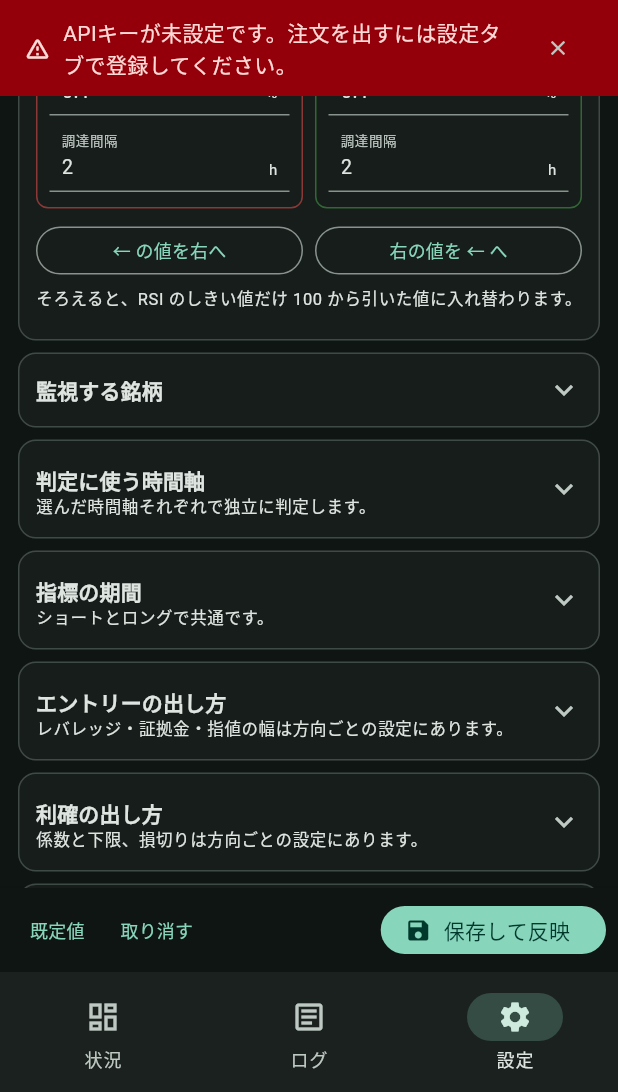
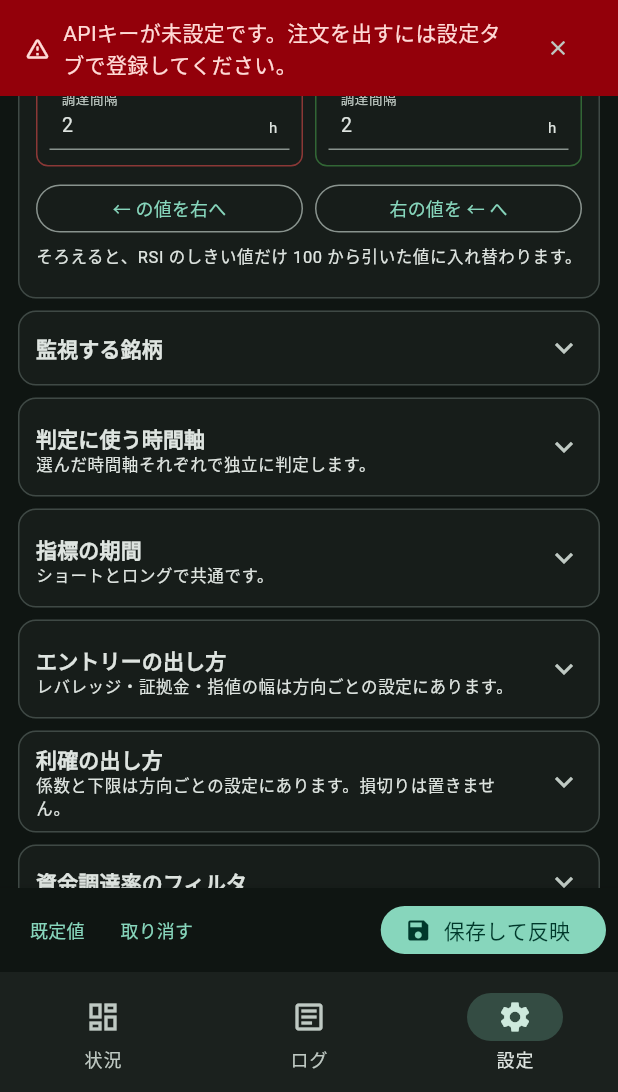
Before and after one commit to PG-Darksan/mexc-bot, a Flutter app: the screen it shows after launch, item 3 of the bottom bar chosen, scrolled down 576 dp, after a tap on "← の値を右へ", on a phone screen of 412 x 824 dp, the part 144-1236 px from its top. Run offline on Flutter 3.47's test engine with Material 3 defaults, Android fonts, the phone set to English and light mode, and no system bars; our stand-ins replace flutter_secure_storage, shared_preferences; missing offline and left inert: tray_manager, window_manager; accounts and stored records are empty.

Commit message:
損切りをやめる
設定項目ごと外した。建玉に stopLossPrice は付けず、発注にも渡さない。
1倍で追証が出ないので、逆行しても利確まで持つ。備えは1回あたりの
証拠金を小さくすることで取る。

Co-Authored-By: Claude Opus 5 (1M context) <noreply@anthropic.com>

```diff
--- a/app/lib/src/ui/dashboard_page.dart
+++ b/app/lib/src/ui/dashboard_page.dart
@@ -361,10 +361,6 @@ class _SideConditions extends StatelessWidget {
               'EMA(${config.emaPeriod})乖離 × ${side.takeProfitFactor}',
             ),
             _Condition(
-              '損切り',
-              side.stopLossEnabled ? '${side.stopLossPercent}%' : 'なし',
-            ),
-            _Condition(
               '建玉',
               '${side.marginPerTradeUsdt} USDT × ${side.leverage} 倍',
             ),
--- a/app/lib/src/ui/positions_page.dart
+++ b/app/lib/src/ui/positions_page.dart
@@ -104,8 +104,6 @@ class OpenPositionsList extends StatelessWidget {
                     _Field('建値', formatPrice(p.entryPrice)),
                     _Field('現在値', formatPrice(mark)),
                     _Field('利確目標', formatPrice(p.takeProfitPrice)),
-                    if (p.stopLossPrice != null)
-                      _Field('損切り', formatPrice(p.stopLossPrice)),
                     _Field('数量', '${p.vol} 枚'),
                     _Field('名目', '${p.notional.toStringAsFixed(2)} USDT'),
                     _Field('検知時EMA', formatPrice(p.emaAtSignal)),
--- a/app/lib/src/ui/settings_page.dart
+++ b/app/lib/src/ui/settings_page.dart
@@ -333,7 +333,7 @@ class _SettingsPageState extends State<SettingsPage> {
                   ),
                   _CompactSwitch(
                     label: '分離マージンを使う',
-                    subtitle: '切るとクロスマージン。損切りを置かない運用では分離を推奨。',
+                    subtitle: '切るとクロスマージン。損切りを置かないので分離を推奨。',
                     value: draft.useIsolatedMargin,
                     onChanged: (v) =>
                         _update((c) => c.copyWith(useIsolatedMargin: v)),
@@ -343,7 +343,7 @@ class _SettingsPageState extends State<SettingsPage> {
 
               _Section(
                 title: '利確の出し方',
-                description: '係数と下限、損切りは方向ごとの設定にあります。',
+                description: '係数と下限は方向ごとの設定にあります。損切りは置きません。',
                 children: [
                   _CompactSwitch(
                     label: '発注と同時に利確を取引所へ預ける',
@@ -688,19 +688,6 @@ class _SideCard extends StatelessWidget {
               onChanged: (v) =>
                   onChanged(side.copyWith(bandBreakoutPercent: v)),
             ),
-          _MiniSwitch(
-            label: '損切り',
-            value: side.stopLossEnabled,
-            onChanged: (v) => onChanged(side.copyWith(stopLossEnabled: v)),
-          ),
-          if (side.stopLossEnabled)
-            _NumberField(
-              label: '損切り幅',
-              suffix: '%',
-              value: side.stopLossPercent,
-              dense: true,
-              onChanged: (v) => onChanged(side.copyWith(stopLossPercent: v)),
-            ),
           if (showFunding) ...[
             _NumberField(
               label: '調達負担',
--- a/packages/mexc_core/lib/src/engine/bot_engine.dart
+++ b/packages/mexc_core/lib/src/engine/bot_engine.dart
@@ -434,7 +434,6 @@ class BotEngine {
           positionId: match.positionId,
           vol: current.vol,
           takeProfitPrice: current.takeProfitPrice,
-          stopLossPrice: current.stopLossPrice,
         );
         _log(BotEvent.info(
           '${position.symbol}: 建玉に利確 ${current.takeProfitPrice} を設定しました',
--- a/packages/mexc_core/lib/src/models/signal.dart
+++ b/packages/mexc_core/lib/src/models/signal.dart
@@ -189,7 +189,6 @@ class ManagedPosition {
     required this.deviationAtSignal,
     required this.takeProfitPrice,
     required this.status,
-    this.stopLossPrice,
     this.exchangeOrderId,
     this.exchangePositionId,
     this.closedAt,
@@ -217,7 +216,6 @@ class ManagedPosition {
   final double deviationAtSignal;
 
   final double takeProfitPrice;
-  final double? stopLossPrice;
   final ManagedPositionStatus status;
   final String? exchangeOrderId;
   final int? exchangePositionId;
@@ -261,7 +259,6 @@ class ManagedPosition {
     emaAtSignal: emaAtSignal,
     deviationAtSignal: deviationAtSignal,
     takeProfitPrice: takeProfitPrice,
-    stopLossPrice: stopLossPrice,
     status: status ?? this.status,
     exchangeOrderId: exchangeOrderId ?? this.exchangeOrderId,
     exchangePositionId: exchangePositionId ?? this.exchangePositionId,
@@ -284,7 +281,6 @@ class ManagedPosition {
     'emaAtSignal': emaAtSignal,
     'deviationAtSignal': deviationAtSignal,
     'takeProfitPrice': takeProfitPrice,
-    'stopLossPrice': stopLossPrice,
     'status': status.name,
     'exchangeOrderId': exchangeOrderId,
     'exchangePositionId': exchangePositionId,
@@ -311,7 +307,6 @@ class ManagedPosition {
         deviationAtSignal:
             (json['deviationAtSignal'] as num?)?.toDouble() ?? 0,
         takeProfitPrice: (json['takeProfitPrice'] as num?)?.toDouble() ?? 0,
-        stopLossPrice: (json['stopLossPrice'] as num?)?.toDouble(),
         status: ManagedPositionStatus.values.firstWhere(
           (e) => e.name == json['status'],
           orElse: () => ManagedPositionStatus.open,
--- a/packages/mexc_core/lib/src/models/strategy_config.dart
+++ b/packages/mexc_core/lib/src/models/strategy_config.dart
@@ -62,8 +62,6 @@ class SideConfig {
     this.limitOffsetPercent = 0.0,
     this.takeProfitFactor = 0.5,
     this.minTakeProfitPercent = 0.3,
-    this.stopLossEnabled = false,
-    this.stopLossPercent = 50.0,
     this.maxFundingBurdenPercent = 0.1,
     this.minFundingIntervalHours = 2,
     this.bandBreakoutEntryEnabled = true,
@@ -105,12 +103,6 @@ class SideConfig {
   /// 利確幅がこの%未満なら見送る。API経由の往復手数料 (0.16%前後) 負け対策。
   final double minTakeProfitPercent;
 
-  /// 損切りを使うか。
-  final bool stopLossEnabled;
-
-  /// 損切り幅 (%)。[stopLossEnabled] が true のときだけ使う。
-  final double stopLossPercent;
-
   /// 資金調達を「支払う側」のとき、この%を超えていたら見送る。
   final double maxFundingBurdenPercent;
 
@@ -141,8 +133,6 @@ class SideConfig {
     limitOffsetPercent: limitOffsetPercent,
     takeProfitFactor: takeProfitFactor,
     minTakeProfitPercent: minTakeProfitPercent,
-    stopLossEnabled: stopLossEnabled,
-    stopLossPercent: stopLossPercent,
     maxFundingBurdenPercent: maxFundingBurdenPercent,
     minFundingIntervalHours: minFundingIntervalHours,
     bandBreakoutEntryEnabled: bandBreakoutEntryEnabled,
@@ -164,12 +154,6 @@ class SideConfig {
     if (takeProfitFactor <= 0 || takeProfitFactor >= 1) {
       errors.add('$name: 利確係数は 0 より大きく 1 未満にしてください。');
     }
-    if (stopLossEnabled && stopLossPercent <= 0) {
-      errors.add('$name: 損切り幅は 0 より大きい値にしてください。');
-    }
-    if (direction.isLong && stopLossEnabled && stopLossPercent >= 100) {
-      errors.add('$name: 損切り幅は 100% 未満にしてください。');
-    }
     if (bandBreakoutEntryEnabled && bandBreakoutPercent <= 0) {
       errors.add('$name: バンドからの乖離幅は 0 より大きい値にしてください。');
     }
@@ -190,8 +174,6 @@ class SideConfig {
     double? limitOffsetPercent,
     double? takeProfitFactor,
     double? minTakeProfitPercent,
-    bool? stopLossEnabled,
-    double? stopLossPercent,
     double? maxFundingBurdenPercent,
     int? minFundingIntervalHours,
     bool? bandBreakoutEntryEnabled,
@@ -206,8 +188,6 @@ class SideConfig {
     limitOffsetPercent: limitOffsetPercent ?? this.limitOffsetPercent,
     takeProfitFactor: takeProfitFactor ?? this.takeProfitFactor,
     minTakeProfitPercent: minTakeProfitPercent ?? this.minTakeProfitPercent,
-    stopLossEnabled: stopLossEnabled ?? this.stopLossEnabled,
-    stopLossPercent: stopLossPercent ?? this.stopLossPercent,
     maxFundingBurdenPercent:
         maxFundingBurdenPercent ?? this.maxFundingBurdenPercent,
     minFundingIntervalHours:
@@ -227,8 +207,6 @@ class SideConfig {
     'limitOffsetPercent': limitOffsetPercent,
     'takeProfitFactor': takeProfitFactor,
     'minTakeProfitPercent': minTakeProfitPercent,
-    'stopLossEnabled': stopLossEnabled,
-    'stopLossPercent': stopLossPercent,
     'maxFundingBurdenPercent': maxFundingBurdenPercent,
     'minFundingIntervalHours': minFundingIntervalHours,
     'bandBreakoutEntryEnabled': bandBreakoutEntryEnabled,
@@ -257,8 +235,6 @@ class SideConfig {
       takeProfitFactor: d('takeProfitFactor', fallback.takeProfitFactor),
       minTakeProfitPercent:
           d('minTakeProfitPercent', fallback.minTakeProfitPercent),
-      stopLossEnabled: b('stopLossEnabled', fallback.stopLossEnabled),
-      stopLossPercent: d('stopLossPercent', fallback.stopLossPercent),
       maxFundingBurdenPercent: d(
         'maxFundingBurdenPercent',
         // 旧形式 (ショートだけの頃) のキーも拾う。
```
Also changed, not shown: packages/mexc_core/lib/src/engine/trade_executor.dart (+0 -12 lines), 2 other files.
